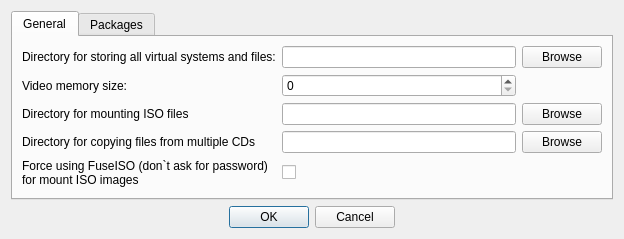
The window that src/settingsdialog.ui (pashazz/winegame) describes before a commit, drawn with Qt 5.
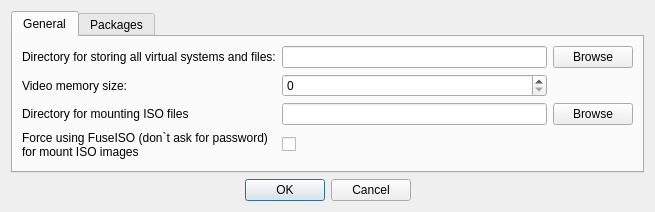
The same window after the commit.

Commit message: New MultiDisc architecture, using 'wine eject'

Diff of the .ui file:
```diff
--- a/src/settingsdialog.ui
+++ b/src/settingsdialog.ui
@@ -6,8 +6,8 @@
    <rect>
     <x>0</x>
     <y>0</y>
-    <width>624</width>
-    <height>239</height>
+    <width>655</width>
+    <height>212</height>
    </rect>
   </property>
   <property name="windowTitle">
@@ -69,23 +69,6 @@
         </widget>
        </item>
        <item row="3" column="0">
-        <widget class="QLabel" name="label_6">
-         <property name="text">
-          <string>Directory for copying files from multiple CDs</string>
-         </property>
-        </widget>
-       </item>
-       <item row="3" column="1">
-        <widget class="QLineEdit" name="txtDisc"/>
-       </item>
-       <item row="3" column="2">
-        <widget class="QPushButton" name="cmdBrowseDisc">
-         <property name="text">
-          <string>Browse</string>
-         </property>
-        </widget>
-       </item>
-       <item row="4" column="0">
         <widget class="QLabel" name="lblFuse">
          <property name="text">
           <string>Force using FuseISO (don`t ask for password)
@@ -93,7 +76,7 @@
          </property>
         </widget>
        </item>
-       <item row="4" column="1">
+       <item row="3" column="1">
         <widget class="QCheckBox" name="cbForceFuse">
          <property name="text">
           <string/>
```
The commit also changes 11 other files.
